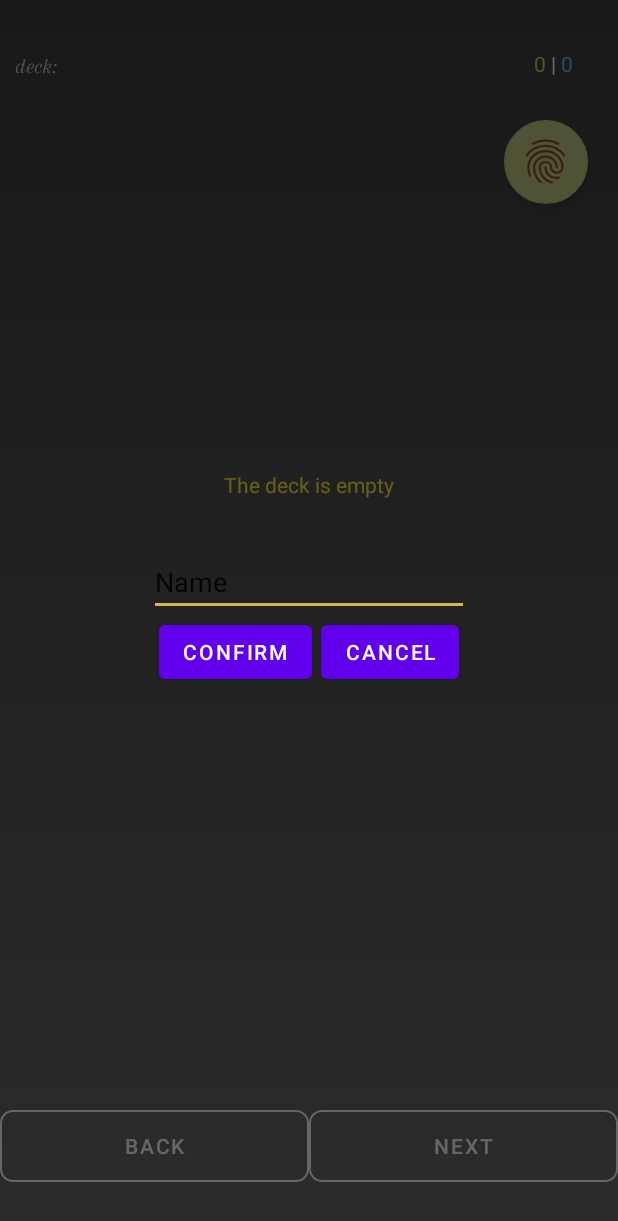
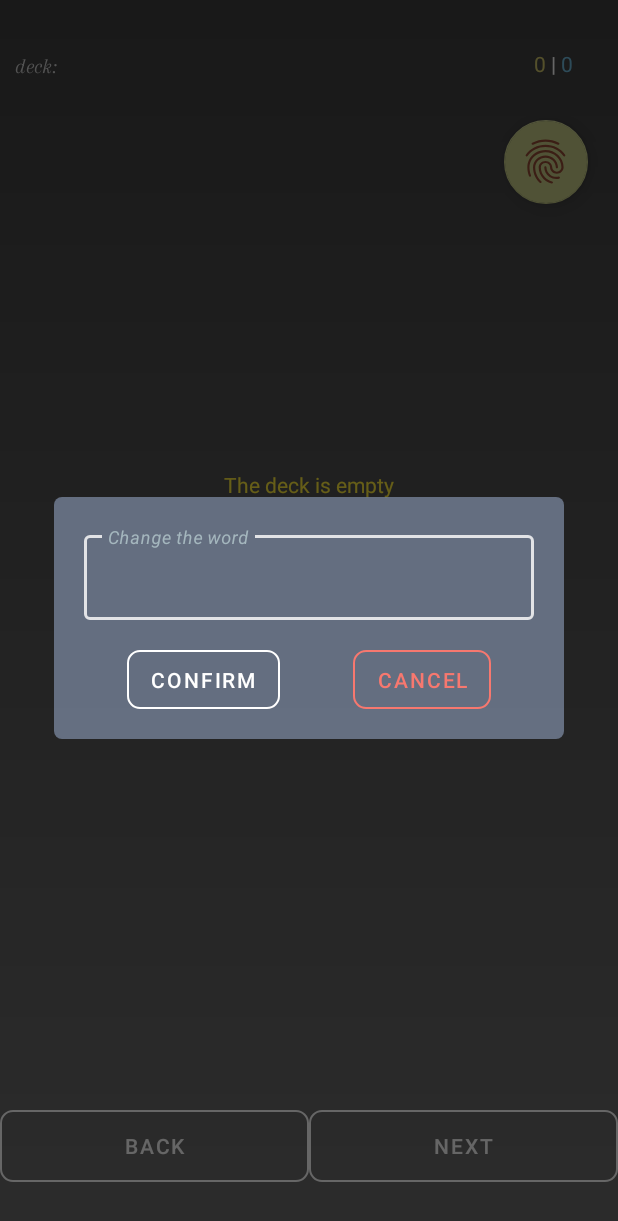
Before and after one commit to NikolayKuts/Milim, an Android app: the fragment EditionWordFragment placed in its activity, on a phone screen of 412 x 824 dp. Shown: the top 1221 px of the screen. Run offline under Robolectric (Android 15) with nearby library versions, the phone set to English and light mode, and no system bars; our stand-ins replace Room's generated code; Roboto replaces fonts that are not available here.

Commit message:
Fill the UI of word edition dialogFragment

```diff
--- a/app/src/main/res/layout/dialog_fragment_word_edition.xml
+++ b/app/src/main/res/layout/dialog_fragment_word_edition.xml
@@ -3,36 +3,67 @@
     xmlns:app="http://schemas.android.com/apk/res-auto"
     xmlns:tools="http://schemas.android.com/tools"
     android:layout_width="match_parent"
-    android:layout_height="match_parent">
+    android:layout_height="match_parent"
+    android:background="@drawable/dialog_background"
+    android:padding="20dp">
 
-    <EditText
-        android:id="@+id/editTextEditionWord"
+    <com.google.android.material.textfield.TextInputLayout
+        android:id="@+id/edit_text_change_word_wrapper"
+        style="@style/Widget.MaterialComponents.TextInputLayout.OutlinedBox"
         android:layout_width="wrap_content"
         android:layout_height="wrap_content"
-        android:ems="10"
-        android:inputType="textPersonName"
-        android:text="Name"
+        android:hint="Change the word"
+        app:endIconTint="#BDBDBD"
+        app:hintTextColor="@color/hint"
+        app:boxStrokeColor="@color/text_input_layout_edition_word"
+        app:endIconMode="clear_text"
         app:layout_constraintEnd_toEndOf="parent"
         app:layout_constraintStart_toStartOf="parent"
-        app:layout_constraintTop_toTopOf="parent" />
+        app:layout_constraintTop_toTopOf="parent">
+
+        <EditText
+            android:id="@+id/editTextEditionWord"
+            android:layout_width="wrap_content"
+            android:layout_height="wrap_content"
+            android:minWidth="300dp"
+            android:ems="10"
+            android:background="@null"
+            android:textCursorDrawable="@null"
+            android:inputType="textPersonName"
+            android:textColor="#ffffff"
+            android:textColorHint="@color/hint"
+            android:textStyle="italic"  />
+    </com.google.android.material.textfield.TextInputLayout>
 
     <Button
         android:id="@+id/buttonConfirmChanges"
         android:layout_width="wrap_content"
         android:layout_height="wrap_content"
+        android:layout_marginTop="20dp"
+        android:layout_marginEnd="10dp"
+        android:background="@drawable/dialog_button_background"
+        android:minHeight="30dp"
         android:text="Confirm"
+        android:textColor="#ffffff"
+        app:backgroundTint="@null"
         app:layout_constraintEnd_toStartOf="@+id/buttonCancelChanges"
         app:layout_constraintHorizontal_bias="0.5"
         app:layout_constraintStart_toStartOf="parent"
-        app:layout_constraintTop_toBottomOf="@+id/editTextEditionWord" />
+        app:layout_constraintTop_toBottomOf="@+id/edit_text_change_word_wrapper" />
 
     <Button
         android:id="@+id/buttonCancelChanges"
         android:layout_width="wrap_content"
         android:layout_height="wrap_content"
+        android:layout_marginStart="10dp"
+        android:layout_marginTop="20dp"
+        android:background="@drawable/dialog_button_background_red_stroke"
+        android:minHeight="30dp"
         android:text="Cancel"
+        android:textColor="@color/red_stroke_button"
+        app:backgroundTint="@null"
         app:layout_constraintEnd_toEndOf="parent"
         app:layout_constraintHorizontal_bias="0.5"
         app:layout_constraintStart_toEndOf="@+id/buttonConfirmChanges"
-        app:layout_constraintTop_toBottomOf="@+id/editTextEditionWord" />
+        app:layout_constraintTop_toBottomOf="@+id/edit_text_change_word_wrapper" />
 </androidx.constraintlayout.widget.ConstraintLayout>
```
Also changed, not shown: app/src/main/java/com/example/milim/fragments/EditionWordFragment.kt (+6 -1 lines), app/src/main/java/com/example/milim/screens/edition_word/EditWordActivity.kt (deleted, +0 -58 lines), app/src/main/res/layout/activity_edit_word.xml (deleted, +0 -37 lines).
